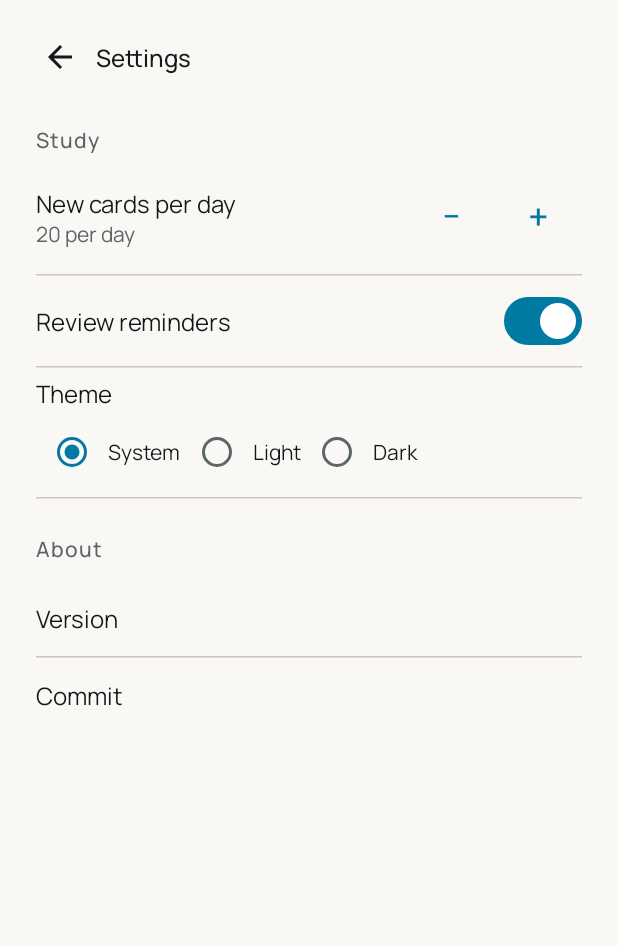
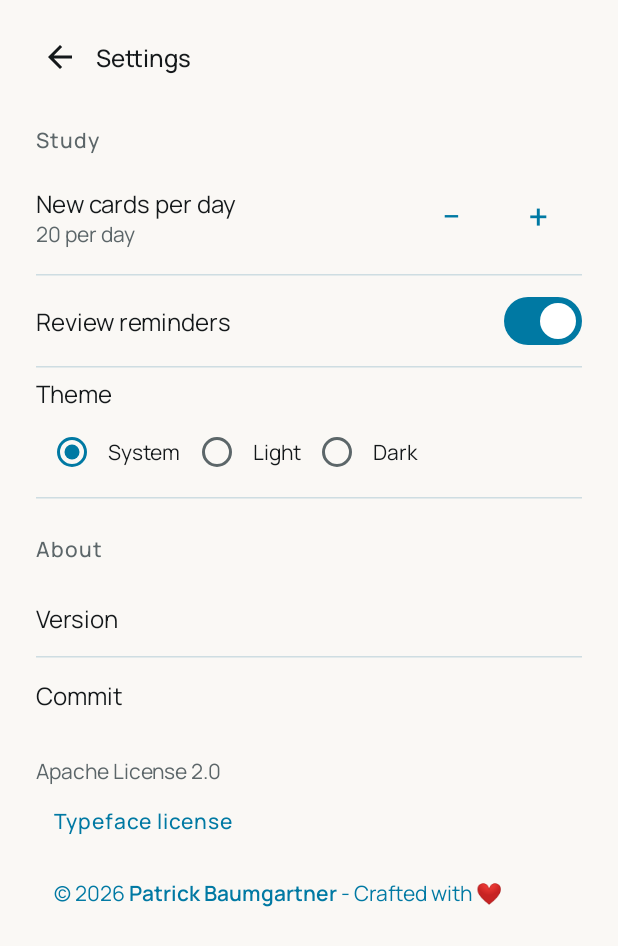
Before and after one commit to patbaumgartner/spaced-repeater-android, an Android app built with Jetpack Compose: the SettingsScreen screen opened through its navigation route, on a phone screen of 412 x 824 dp. Shown: the top 946 px of the screen. Run offline under Robolectric (Android 15) with nearby library versions, the phone set to English and light mode, and no system bars; our stand-ins replace Dagger/Hilt's generated code.

Commit message:
feat: align Android app design and about information (#24)
Signed-off-by: Patrick Baumgartner <contact@patbaumgartner.com>

```diff
--- /dev/null
+++ b/app/src/main/kotlin/com/patbaumgartner/android/spacedrepeater/ui/AuthorNote.kt
@@ -0,0 +1,76 @@
+package com.patbaumgartner.android.spacedrepeater.ui
+
+import androidx.compose.foundation.layout.Column
+import androidx.compose.foundation.layout.fillMaxWidth
+import androidx.compose.foundation.layout.padding
+import androidx.compose.foundation.layout.height
+import androidx.compose.foundation.rememberScrollState
+import androidx.compose.foundation.verticalScroll
+import androidx.compose.material3.MaterialTheme
+import androidx.compose.material3.AlertDialog
+import androidx.compose.material3.Text
+import androidx.compose.material3.TextButton
+import androidx.compose.runtime.Composable
+import androidx.compose.runtime.getValue
+import androidx.compose.runtime.mutableStateOf
+import androidx.compose.runtime.remember
+import androidx.compose.runtime.setValue
+import androidx.compose.ui.Modifier
+import androidx.compose.ui.platform.LocalUriHandler
+import androidx.compose.ui.platform.LocalResources
+import androidx.compose.ui.res.stringResource
+import androidx.compose.ui.text.SpanStyle
+import androidx.compose.ui.text.buildAnnotatedString
+import androidx.compose.ui.text.font.FontWeight
+import androidx.compose.ui.unit.dp
+import com.patbaumgartner.android.spacedrepeater.R
+import com.patbaumgartner.android.spacedrepeater.ui.theme.SpacedRepeaterTheme
+
+@Composable
+internal fun AuthorNote() {
+    val uriHandler = LocalUriHandler.current
+    val resources = LocalResources.current
+    var licensesShown by remember { mutableStateOf(false) }
+    val authorUrl = stringResource(R.string.about_author_url)
+    val authorName = stringResource(R.string.about_author_name)
+    val authorNote = stringResource(R.string.about_author)
+    val authorStart = authorNote.indexOf(authorName)
+    val styledAuthorNote = buildAnnotatedString {
+        append(authorNote)
+        if (authorStart >= 0) {
+            addStyle(SpanStyle(fontWeight = FontWeight.Bold), authorStart, authorStart + authorName.length)
+        }
+    }
+    Column(modifier = Modifier.fillMaxWidth().padding(vertical = 16.dp)) {
+        Text(
+            text = stringResource(R.string.about_app_license),
+            style = MaterialTheme.typography.bodyMedium,
+            color = MaterialTheme.colorScheme.onSurfaceVariant,
+        )
+        TextButton(onClick = { licensesShown = true }) {
+            Text(stringResource(R.string.about_open_source_licenses), color = SpacedRepeaterTheme.accents.brand)
+        }
+        TextButton(onClick = { uriHandler.openUri(authorUrl) }) {
+            Text(styledAuthorNote, style = MaterialTheme.typography.bodyMedium, color = SpacedRepeaterTheme.accents.brand)
+        }
+    }
+    if (licensesShown) {
+        val licenseText = remember(resources) {
+            resources.openRawResource(R.raw.manrope_license).bufferedReader().use { it.readText() }
+        }
+        AlertDialog(
+            onDismissRequest = { licensesShown = false },
+            title = { Text(stringResource(R.string.about_open_source_licenses), color = SpacedRepeaterTheme.accents.brand) },
+            text = {
+                Text(
+                    text = licenseText,
+                    modifier = Modifier.height(360.dp).verticalScroll(rememberScrollState()),
+                    style = MaterialTheme.typography.bodySmall,
+                )
+            },
+            confirmButton = {
+                TextButton(onClick = { licensesShown = false }) { Text(stringResource(R.string.about_close)) }
+            },
+        )
+    }
+}
--- a/app/src/main/kotlin/com/patbaumgartner/android/spacedrepeater/ui/MainActivity.kt
+++ b/app/src/main/kotlin/com/patbaumgartner/android/spacedrepeater/ui/MainActivity.kt
@@ -12,11 +12,13 @@ import androidx.compose.foundation.layout.fillMaxSize
 import androidx.compose.material3.MaterialTheme
 import androidx.compose.material3.Surface
 import androidx.compose.runtime.LaunchedEffect
+import androidx.compose.runtime.SideEffect
 import androidx.compose.runtime.getValue
 import androidx.lifecycle.compose.collectAsStateWithLifecycle
 import androidx.compose.ui.Modifier
 import androidx.compose.ui.platform.LocalContext
 import androidx.core.content.ContextCompat
+import androidx.core.view.WindowCompat
 import androidx.hilt.navigation.compose.hiltViewModel
 import androidx.navigation.compose.NavHost
 import androidx.navigation.compose.composable
@@ -56,7 +58,11 @@ class MainActivity : ComponentActivity() {
             // Reactive so the permission prompt only appears while reminders are on (UC-07).
             val remindersEnabled by appPreferencesRepository.remindersEnabledFlow()
                 .collectAsStateWithLifecycle(initialValue = appPreferencesRepository.remindersEnabled())
-            SpacedRepeaterTheme(darkTheme = darkThemePreference ?: isSystemInDarkTheme()) {
+            val darkTheme = darkThemePreference ?: isSystemInDarkTheme()
+            SideEffect {
+                WindowCompat.getInsetsController(window, window.decorView).isAppearanceLightStatusBars = !darkTheme
+            }
+            SpacedRepeaterTheme(darkTheme = darkTheme) {
                 Surface(modifier = Modifier.fillMaxSize(), color = MaterialTheme.colorScheme.background) {
                     val context = LocalContext.current
                     val permissionLauncher = androidx.activity.compose.rememberLauncherForActivityResult(
--- a/app/src/main/kotlin/com/patbaumgartner/android/spacedrepeater/ui/screens/HomeScreen.kt
+++ b/app/src/main/kotlin/com/patbaumgartner/android/spacedrepeater/ui/screens/HomeScreen.kt
@@ -7,6 +7,7 @@ import androidx.compose.foundation.layout.Spacer
 import androidx.compose.foundation.layout.fillMaxSize
 import androidx.compose.foundation.layout.fillMaxWidth
 import androidx.compose.foundation.layout.padding
+import androidx.compose.foundation.layout.navigationBarsPadding
 import androidx.compose.foundation.layout.WindowInsets
 import androidx.compose.foundation.layout.safeDrawing
 import androidx.compose.foundation.layout.size
@@ -129,7 +130,7 @@ internal fun HomeScreen(
 
         FloatingActionButton(
             onClick = onImport,
-            modifier = Modifier.align(Alignment.BottomEnd).padding(24.dp),
+            modifier = Modifier.align(Alignment.BottomEnd).navigationBarsPadding().padding(24.dp),
             containerColor = MaterialTheme.colorScheme.primaryContainer,
             contentColor = MaterialTheme.colorScheme.onPrimaryContainer,
         ) {
--- a/app/src/main/kotlin/com/patbaumgartner/android/spacedrepeater/ui/screens/SettingsScreen.kt
+++ b/app/src/main/kotlin/com/patbaumgartner/android/spacedrepeater/ui/screens/SettingsScreen.kt
@@ -27,6 +27,7 @@ import androidx.compose.ui.unit.dp
 import androidx.lifecycle.compose.collectAsStateWithLifecycle
 import com.patbaumgartner.android.spacedrepeater.BuildConfig
 import com.patbaumgartner.android.spacedrepeater.R
+import com.patbaumgartner.android.spacedrepeater.ui.AuthorNote
 import com.patbaumgartner.android.spacedrepeater.ui.PageHeader
 import com.patbaumgartner.android.spacedrepeater.ui.theme.SpacedRepeaterTheme
 
@@ -76,6 +77,7 @@ internal fun SettingsScreen(
             InfoRow(stringResource(R.string.settings_version), BuildConfig.VERSION_NAME)
             HorizontalDivider()
             InfoRow(stringResource(R.string.settings_commit), BuildConfig.GIT_COMMIT_HASH)
+            AuthorNote()
         }
     }
 }
--- a/app/src/main/res/mipmap-anydpi-v26/ic_launcher.xml
+++ b/app/src/main/res/mipmap-anydpi-v26/ic_launcher.xml
@@ -2,5 +2,5 @@
 <adaptive-icon xmlns:android="http://schemas.android.com/apk/res/android">
     <background android:drawable="@color/ic_launcher_background" />
     <foreground android:drawable="@drawable/ic_launcher_foreground" />
-    <monochrome android:drawable="@drawable/ic_launcher_foreground" />
+    <monochrome android:drawable="@drawable/ic_launcher_monochrome" />
 </adaptive-icon>
--- a/app/src/main/res/mipmap-anydpi-v26/ic_launcher_round.xml
+++ b/app/src/main/res/mipmap-anydpi-v26/ic_launcher_round.xml
@@ -2,5 +2,5 @@
 <adaptive-icon xmlns:android="http://schemas.android.com/apk/res/android">
     <background android:drawable="@color/ic_launcher_background" />
     <foreground android:drawable="@drawable/ic_launcher_foreground" />
-    <monochrome android:drawable="@drawable/ic_launcher_foreground" />
+    <monochrome android:drawable="@drawable/ic_launcher_monochrome" />
 </adaptive-icon>
--- a/app/src/main/res/values/strings.xml
+++ b/app/src/main/res/values/strings.xml
@@ -90,4 +90,12 @@
         <item quantity="other">%1$d cards are due</item>
     </plurals>
     <string name="reminder_text">Time for a review session</string>
+    <string name="about_heading">About</string>
+    <string name="about_version">Version %1$s</string>
+    <string name="about_author">© 2026 Patrick Baumgartner - Crafted with ❤️</string>
+    <string name="about_app_license">Apache License 2.0</string>
+    <string name="about_author_name" translatable="false">Patrick Baumgartner</string>
+    <string name="about_author_url" translatable="false">https://patbaumgartner.com/</string>
+    <string name="about_open_source_licenses">Typeface license</string>
+    <string name="about_close">Close</string>
 </resources>
```
Also changed, not shown: app/src/main/kotlin/com/patbaumgartner/android/spacedrepeater/ui/theme/Theme.kt (+14 -0 lines), app/src/main/res/drawable/ic_launcher_foreground.xml (+9 -6 lines), app/src/main/res/drawable/ic_launcher_monochrome.xml (added, +13 -0 lines), app/src/main/res/raw/manrope_license.txt (added, +88 -0 lines), 5 other files.
